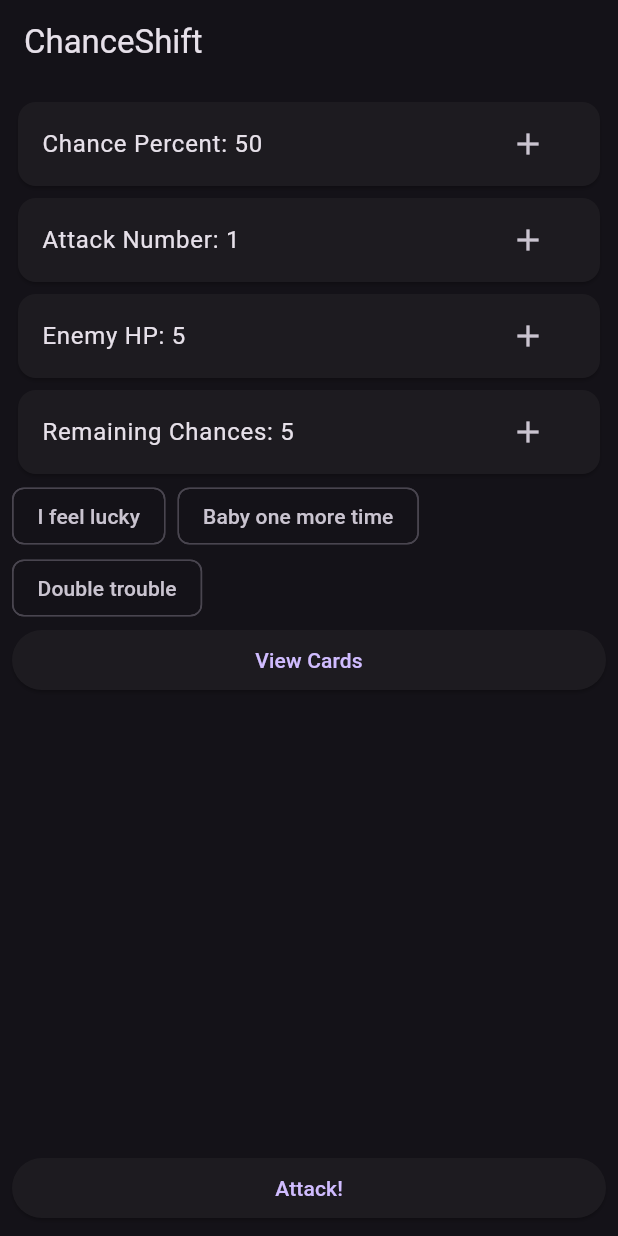
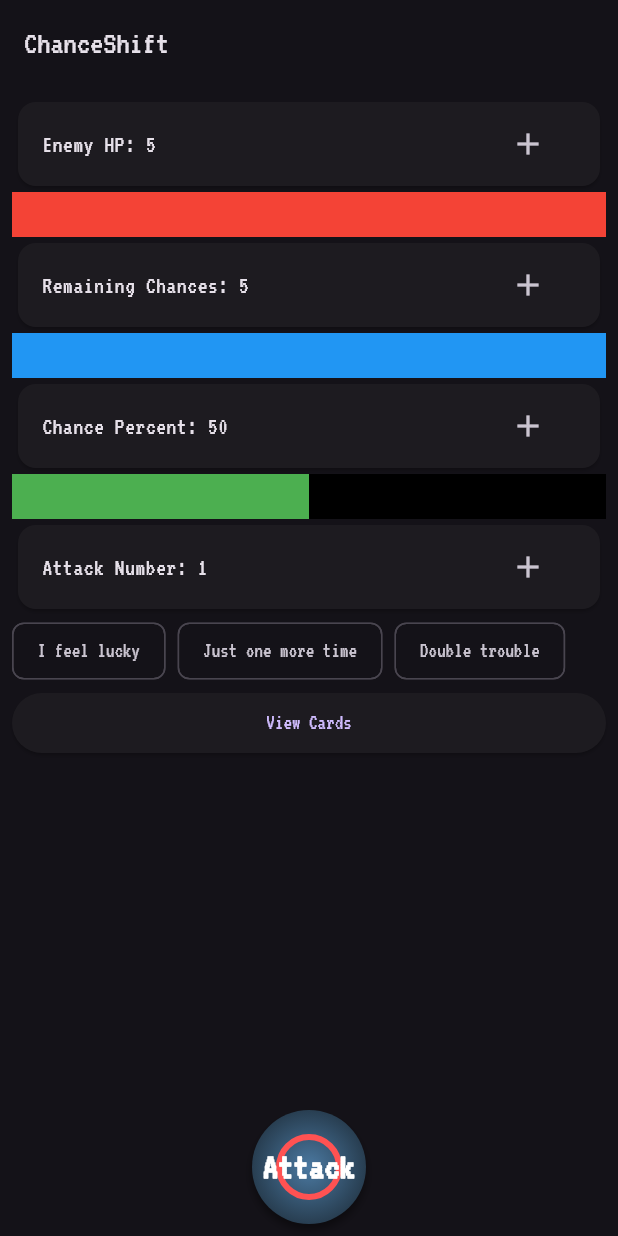
Before and after one commit to hyunjaemoon/chanceshift, a Flutter app: the screen it shows after launch, on a phone screen of 412 x 824 dp. Run offline on Flutter 3.47's test engine with Material 3 defaults, Android fonts, the phone set to English and light mode, and no system bars.

Commit message:
Add VT323 font and status bar per values

```diff
--- a/json/card_info.json
+++ b/json/card_info.json
@@ -9,14 +9,14 @@
         },
         {
             "idx": 1,
-            "chance_value": 0,
+            "chance_value": -25,
             "attack_value": 1,
-            "name": "Baby one more time",
+            "name": "Just one more time",
             "description": "I feel like I should attack one more time!"
         },
         {
             "idx": 2,
-            "chance_value": -10,
+            "chance_value": -30,
             "attack_value": 2,
             "name": "Double trouble",
             "description": "I feel like I should attack twice more!"
--- a/lib/main.dart
+++ b/lib/main.dart
@@ -1,8 +1,8 @@
 import 'dart:math';
 
 import 'package:chanceshfit/card_list.dart';
+import 'package:chanceshfit/ui.dart';
 import 'package:flutter/material.dart';
-import 'package:flutter/services.dart';
 
 void main() {
   runApp(MyApp());
@@ -14,6 +14,7 @@
     return MaterialApp(
       title: 'ChanceShift',
       theme: ThemeData(
+        fontFamily: 'VT323',
         brightness: Brightness.dark,
         primaryColor: Colors.blueGrey,
       ),
@@ -65,18 +66,23 @@
             Expanded(
               child: ListView(
                 children: [
+                  _buildStatCard('Enemy HP', enemyHp, (newValue) {
+                    setState(() => enemyHp = newValue);
+                  }),
+                  StatusBar(value: enemyHp, maxValue: 5, color: Colors.red),
+                  _buildStatCard('Remaining Chances', remainingChances,
+                      (newValue) {
+                    setState(() => remainingChances = newValue);
+                  }),
+                  StatusBar(
+                      value: remainingChances, maxValue: 5, color: Colors.blue),
                   _buildStatCard('Chance Percent', chancePercent, (newValue) {
                     setState(() => chancePercent = newValue);
                   }),
+                  StatusBar(
+                      value: chancePercent, maxValue: 100, color: Colors.green),
                   _buildStatCard('Attack Number', attackNum, (newValue) {
                     setState(() => attackNum = newValue);
-                  }),
-                  _buildStatCard('Enemy HP', enemyHp, (newValue) {
-                    setState(() => enemyHp = newValue);
-                  }),
-                  _buildStatCard('Remaining Chances', remainingChances,
-                      (newValue) {
-                    setState(() => remainingChances = newValue);
                   }),
                   Wrap(
                     spacing: 8.0,
@@ -97,10 +103,7 @@
                 ],
               ),
             ),
-            ElevatedButton(
-              onPressed: _performAttack,
-              child: Text('Attack!'),
-            ),
+            PushButton(onPressed: _performAttack),
           ],
         ),
       ),
--- /dev/null
+++ b/lib/ui.dart
@@ -0,0 +1,142 @@
+import 'package:flutter/material.dart';
+
+class PushButton extends StatefulWidget {
+  final VoidCallback onPressed;
+
+  PushButton({required this.onPressed});
+
+  @override
+  _PushButtonState createState() => _PushButtonState();
+}
+
+class _PushButtonState extends State<PushButton> {
+  bool isPressed = false;
+
+  void _onTapDown(TapDownDetails details) {
+    setState(() => isPressed = true);
+  }
+
+  void _onTapUp(TapUpDetails details) {
+    setState(() => isPressed = false);
+  }
+
+  void _onTapCancel() {
+    setState(() => isPressed = false);
+  }
+
+  @override
+  Widget build(BuildContext context) {
+    return GestureDetector(
+      onTapDown: _onTapDown,
+      onTapUp: _onTapUp,
+      onTapCancel: _onTapCancel,
+      onTap: widget.onPressed,
+      child: Transform.scale(
+        scale: isPressed ? 0.95 : 1.0,
+        child: Container(
+          padding: EdgeInsets.all(16.0),
+          decoration: BoxDecoration(
+            shape: BoxShape.circle,
+            gradient: RadialGradient(
+              colors: [
+                Color(0xFF4B79A1),
+                Color(0xFF283E51),
+              ],
+            ),
+            boxShadow: isPressed
+                ? []
+                : [
+                    BoxShadow(
+                      color: Colors.black.withOpacity(0.4),
+                      offset: Offset(0, 4),
+                      blurRadius: 4.0,
+                    ),
+                  ],
+          ),
+          child: Container(
+            decoration: BoxDecoration(
+              shape: BoxShape.circle,
+              border: Border.all(
+                color: Colors.redAccent,
+                width: 4.0,
+                style: BorderStyle.solid,
+              ),
+            ),
+            child: Center(
+              child: Text(
+                'Attack',
+                style: TextStyle(
+                  color: Colors.white,
+                  fontSize: 25.0,
+                  fontWeight: FontWeight.bold,
+                ),
+              ),
+            ),
+          ),
+        ),
+      ),
+    );
+  }
+}
+
+class StatusBar extends StatefulWidget {
+  final int value;
+  final int maxValue;
+  final Color color;
+  final double width;
+  final double height;
+
+  const StatusBar({
+    Key? key,
+    required this.value,
+    required this.maxValue,
+    this.color = Colors.green,
+    this.width = 200,
+    this.height = 30,
+  }) : super(key: key);
+
+  @override
+  _StatusBarState createState() => _StatusBarState();
+}
+
+class _StatusBarState extends State<StatusBar> {
+  @override
+  Widget build(BuildContext context) {
+    return Container(
+      width: widget.width,
+      height: widget.height,
+      child: CustomPaint(
+        painter: _StatusBarPainter(
+          valuePercentage: widget.value / widget.maxValue,
+          color: widget.color,
+        ),
+      ),
+    );
+  }
+}
+
+class _StatusBarPainter extends CustomPainter {
+  final double valuePercentage;
+  final Color color;
+
+  _StatusBarPainter({required this.valuePercentage, required this.color});
+
+  @override
+  void paint(Canvas canvas, Size size) {
+    Paint backgroundPaint = Paint()..color = Colors.black;
+    // Background
+    canvas.drawRect(
+        Rect.fromLTWH(0, 0, size.width, size.height), backgroundPaint);
+
+    Paint valuePaint = Paint()..color = color;
+    // Health bar
+    double valueWidth =
+        size.width * valuePercentage; // Width of the health portion
+    canvas.drawRect(Rect.fromLTWH(0, 0, valueWidth, size.height), valuePaint);
+  }
+
+  @override
+  bool shouldRepaint(covariant CustomPainter oldDelegate) {
+    return oldDelegate != this;
+  }
+}
--- a/pubspec.yaml
+++ b/pubspec.yaml
@@ -90,3 +90,7 @@
   #
   # For details regarding fonts from package dependencies,
   # see https://flutter.dev/custom-fonts/#from-packages
+  fonts:
+    - family: VT323
+      fonts:
+        - asset: fonts/VT323-Regular.ttf
```
Also changed, not shown: fonts/OFL.txt (added, +93 -0 lines), fonts/VT323-Regular.ttf (added).
